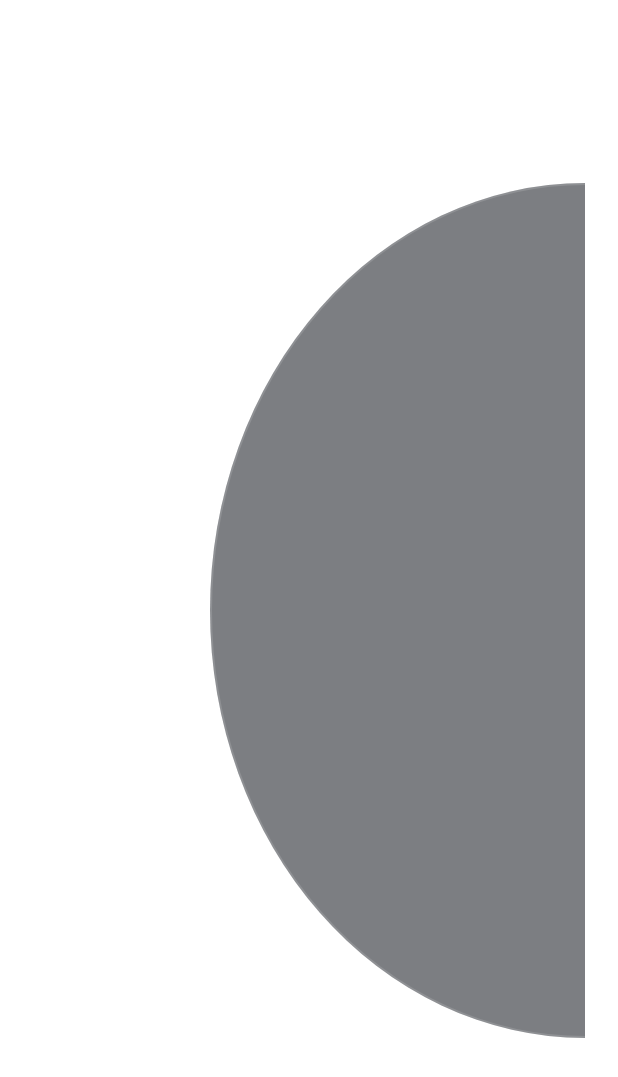
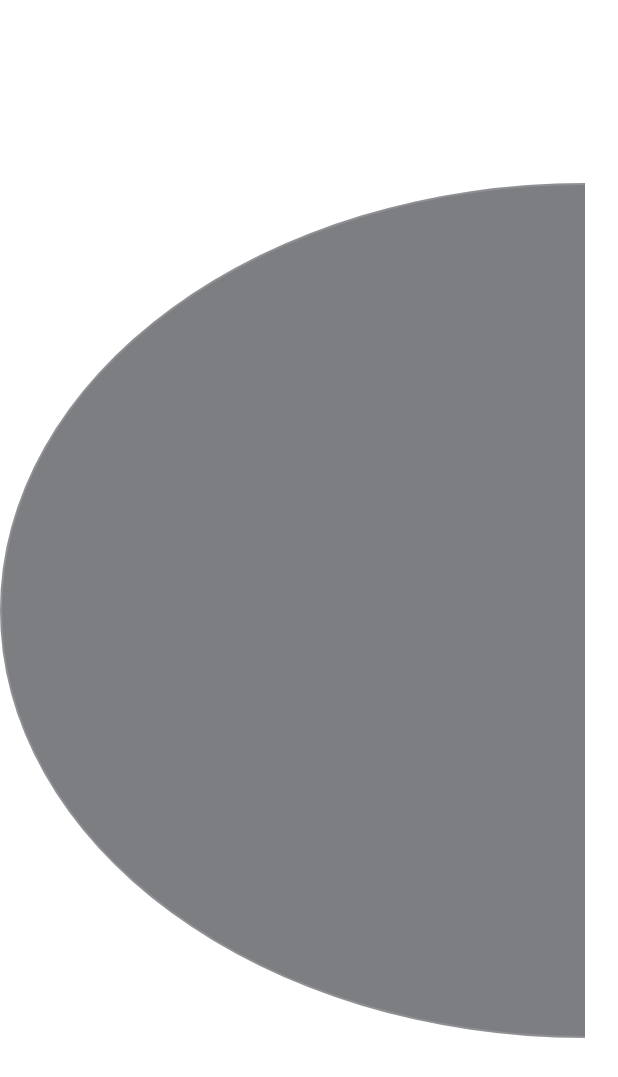
Before and after one commit to mr-yadav07/spaceship-fighter, an Android app built with Jetpack Compose: the composable Revolver called with empty values, on a phone screen of 412 x 824 dp. Shown: the top 1077 px of the screen. Run offline under Robolectric (Android 15) with nearby library versions, the phone set to English and light mode, and no system bars.

Commit message:
Match revolver arc placement and progressive item scaling to Main v2 reference

```diff
--- a/app/src/main/java/app/espcontrol/ui/Revolver.kt
+++ b/app/src/main/java/app/espcontrol/ui/Revolver.kt
@@ -58,11 +58,11 @@ private class Slot(val i: Int, val vis: Boolean, val scale: Float, val op: Float
 // Geometry of the oval ("egg") revolver in design dp (390 x 844). Same numbers as the Main v2 mockup.
 private const val R = 92f
 private const val B = 260f
-private const val STEP = 0.185f
+private const val STEP = 0.22f
 private const val CY = 407f
 private const val W = 142f
 private const val H = 40f
-private const val PL = 140f
+private const val PL = 0f
 private const val PT = 122f
 private const val PH = 570f
 private const val SPACING = B * STEP
@@ -148,7 +148,7 @@ fun Revolver(
     }
 
     Box(
-        Modifier.offset(PL.dp, PT.dp).size((390f - PL).dp, PH.dp)
+        Modifier.offset(PL.dp, PT.dp).size(390.dp, PH.dp)
             .clip(HalfEllipse).background(Color(0x8C12141C)).border(1.dp, C.Line, HalfEllipse)
             .pointerInput(Unit) {
                 val slop = viewConfiguration.touchSlop
```
